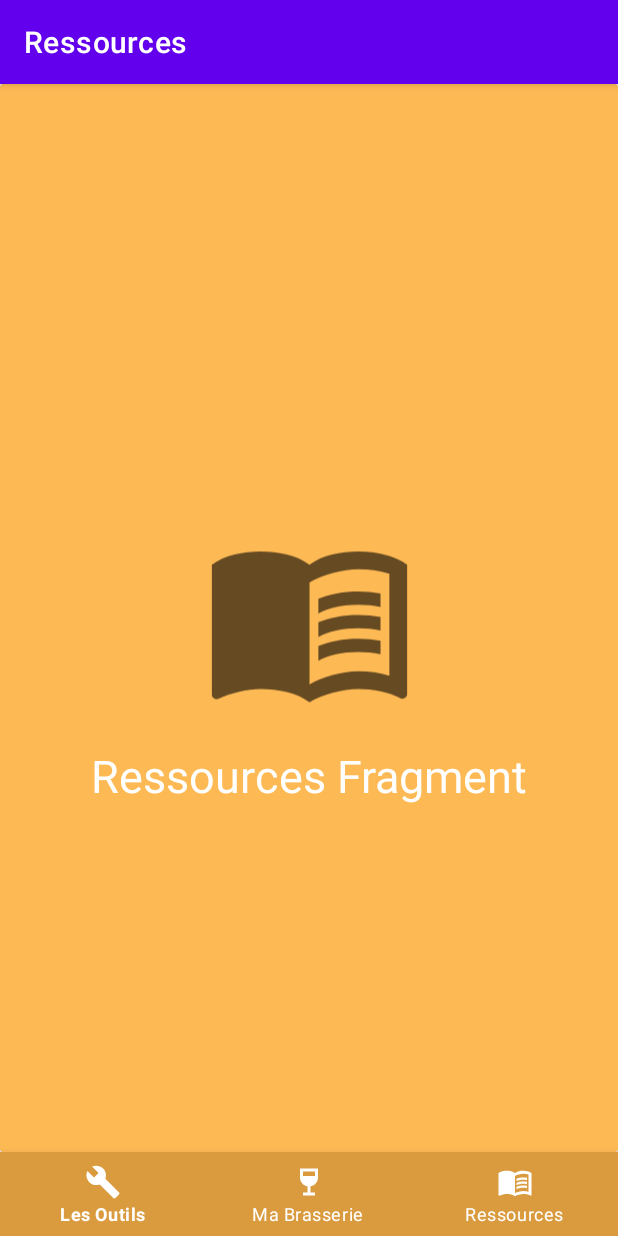
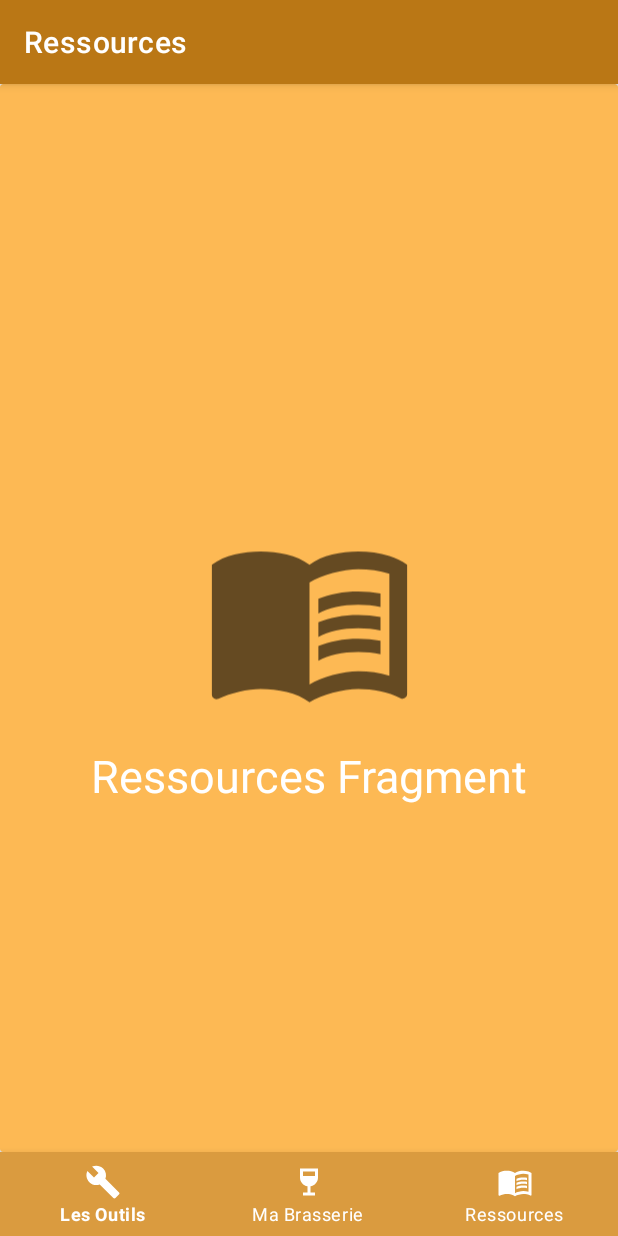
Before and after one commit to corentin-ng/BeerManager, an Android app: the fragment Brasserie placed in its activity, item 3 of the bottom bar chosen, on a phone screen of 412 x 824 dp. Run offline under Robolectric (Android 15) with nearby library versions, the phone set to English and light mode, and no system bars.

Commit message:
Modif couleur bar + log Main activty + Fragment Outils Ressources et Brasserie

```diff
--- a/app/src/main/java/com/example/beermanager/Brasserie.java
+++ b/app/src/main/java/com/example/beermanager/Brasserie.java
@@ -1,14 +1,22 @@
 package com.example.beermanager;
 
+import android.content.Context;
 import android.os.Bundle;
 
+import androidx.annotation.NonNull;
+import androidx.annotation.Nullable;
 import androidx.fragment.app.Fragment;
 
+import android.util.Log;
 import android.view.LayoutInflater;
 import android.view.View;
 import android.view.ViewGroup;
 
 public class Brasserie extends Fragment {
+
+    private static final String TAG = "BeerManagerLogs";
+
+
     public Brasserie() {
         // Required empty public constructor
     }
@@ -16,7 +24,62 @@ public class Brasserie extends Fragment {
     @Override
     public View onCreateView(LayoutInflater inflater, ViewGroup container,
                              Bundle savedInstanceState) {
+        Log.i(TAG, "on create view " + getClass().getSimpleName());
         // Inflate the layout for this fragment
         return inflater.inflate(R.layout.fragment_brasserie, container, false);
     }
+
+    @Override
+    public void onAttach(@NonNull Context context) {
+        super.onAttach(context);
+        Log.i(TAG, "on attach " + getClass().getSimpleName());
+    }
+
+    @Override
+    public void onActivityCreated(@Nullable Bundle savedInstanceState) {
+        super.onActivityCreated(savedInstanceState);
+        Log.i(TAG, "on activity created " + getClass().getSimpleName());
+    }
+
+    @Override
+    public void onStart() {
+        super.onStart();
+        Log.i(TAG, "on start " + getClass().getSimpleName());
+    }
+
+    @Override
+    public void onResume() {
+        super.onResume();
+        Log.i(TAG, "on resume " + getClass().getSimpleName());
+    }
+
+    @Override
+    public void onPause() {
+        super.onPause();
+        Log.i(TAG, "on pause " + getClass().getSimpleName());
+    }
+
+    @Override
+    public void onStop() {
+        super.onStop();
+        Log.i(TAG, "on stop " + getClass().getSimpleName());
+    }
+
+    @Override
+    public void onDestroyView() {
+        super.onDestroyView();
+        Log.i(TAG, "destroy view " + getClass().getSimpleName());
+    }
+
+    @Override
+    public void onDestroy() {
+        super.onDestroy();
+        Log.i(TAG, "on destroy " + getClass().getSimpleName());
+    }
+
+    @Override
+    public void onDetach() {
+        super.onDetach();
+        Log.i(TAG, "on detach " + getClass().getSimpleName());
+    }
 }
--- a/app/src/main/java/com/example/beermanager/MainActivity.java
+++ b/app/src/main/java/com/example/beermanager/MainActivity.java
@@ -7,15 +7,24 @@ import androidx.fragment.app.FragmentManager;
 import androidx.fragment.app.FragmentTransaction;
 
 import android.os.Bundle;
+import android.util.Log;
 import android.view.MenuItem;
 import android.widget.Toast;
 
 import com.google.android.material.bottomnavigation.BottomNavigationView;
 
 public class MainActivity extends AppCompatActivity {
+
+    private static final String TAG = "BeerManagerLogs";
+
     BottomNavigationView btm_view;
+
+
     @Override
     protected void onCreate(Bundle savedInstanceState) {
+
+        Log.i(TAG,"On create " + getLocalClassName());
+
         super.onCreate(savedInstanceState);
         setContentView(R.layout.activity_main);
         getSupportActionBar().setTitle("Outils");
@@ -23,28 +32,59 @@ public class MainActivity extends AppCompatActivity {
         getFragment(new Outils());
 
         btm_view = findViewById(R.id.bottom_view);
-        btm_view.setOnNavigationItemSelectedListener(new BottomNavigationView.OnNavigationItemSelectedListener() {
-            @Override
-            public boolean onNavigationItemSelected(@NonNull MenuItem item) {
+
+        //lambda
+        btm_view.setOnNavigationItemSelectedListener(item -> {
             if(item.getItemId() == R.id.outils){
-                    getSupportActionBar().setTitle("Outils");
+                getSupportActionBar().setTitle("Outils");// replace fragment cf getFragment implémenté plus bas
                 getFragment(new Outils());
 
-                    Toast.makeText(MainActivity.this, "Outils selectionné", Toast.LENGTH_SHORT).show();
+                Toast.makeText(MainActivity.this, "Outils selectionné", Toast.LENGTH_SHORT).show(); //PopUp du de l'icone selectionnée
             }else if (item.getItemId() == R.id.brasserie){
-                    getSupportActionBar().setTitle("Brasserie");
+                getSupportActionBar().setTitle("Brasserie");// replace fragment cf getFragment implémenté plus bas
                 getFragment(new Brasserie());
 
-                    Toast.makeText(MainActivity.this, "Brasserie selectionné", Toast.LENGTH_SHORT).show();
+                Toast.makeText(MainActivity.this, "Brasserie selectionné", Toast.LENGTH_SHORT).show(); //PopUp du de l'icone selectionnée
             }else if (item.getItemId() == R.id.ressources){
                 getSupportActionBar().setTitle("Ressources");
-                    getFragment(new Ressources());
+                getFragment(new Ressources()); // replace fragment cf getFragment implémenté plus bas
 
-                    Toast.makeText(MainActivity.this, "Ressources selectionné", Toast.LENGTH_SHORT).show();
+                Toast.makeText(MainActivity.this, "Ressources selectionné", Toast.LENGTH_SHORT).show(); //PopUp du de l'icone selectionnée
             }
             return false;
+        });
+
+
     }
-        });
+
+    @Override
+    protected void onStart() {
+        super.onStart();
+        Log.i(TAG,"On start " + getLocalClassName());
+    }
+
+    @Override
+    protected void onStop() {
+        super.onStop();
+        Log.i(TAG,"On stop " + getLocalClassName());
+    }
+
+    @Override
+    protected void onDestroy() {
+        super.onDestroy();
+        Log.i(TAG,"On destroy " + getLocalClassName());
+    }
+
+    @Override
+    protected void onResume() {
+        super.onResume();
+        Log.i(TAG,"On resume " + getLocalClassName());
+    }
+
+    @Override
+    protected void onRestart() {
+        super.onRestart();
+        Log.i(TAG,"On restart " + getLocalClassName());
     }
 
     private void getFragment(Fragment fragment) {
--- a/app/src/main/java/com/example/beermanager/Outils.java
+++ b/app/src/main/java/com/example/beermanager/Outils.java
@@ -1,14 +1,20 @@
 package com.example.beermanager;
 
+import android.content.Context;
 import android.os.Bundle;
 
+import androidx.annotation.NonNull;
+import androidx.annotation.Nullable;
 import androidx.fragment.app.Fragment;
 
+import android.util.Log;
 import android.view.LayoutInflater;
 import android.view.View;
 import android.view.ViewGroup;
 
 public class Outils extends Fragment {
+
+    private static final String TAG = "BeerManagerLogs";
 
     public Outils() {
         // Required empty public constructor
@@ -17,7 +23,61 @@ public class Outils extends Fragment {
     @Override
     public View onCreateView(LayoutInflater inflater, ViewGroup container,
                              Bundle savedInstanceState) {
+        Log.i(TAG, "on create view " + getClass().getSimpleName());
         // Inflate the layout for this fragment
         return inflater.inflate(R.layout.fragment_outils, container, false);
     }
+    @Override
+    public void onAttach(@NonNull Context context) {
+        super.onAttach(context);
+        Log.i(TAG, "on attach " + getClass().getSimpleName());
+    }
+
+    @Override
+    public void onActivityCreated(@Nullable Bundle savedInstanceState) {
+        super.onActivityCreated(savedInstanceState);
+        Log.i(TAG, "on activity created " + getClass().getSimpleName());
+    }
+
+    @Override
+    public void onStart() {
+        super.onStart();
+        Log.i(TAG, "on start " + getClass().getSimpleName());
+    }
+
+    @Override
+    public void onResume() {
+        super.onResume();
+        Log.i(TAG, "on resume " + getClass().getSimpleName());
+    }
+
+    @Override
+    public void onPause() {
+        super.onPause();
+        Log.i(TAG, "on pause " + getClass().getSimpleName());
+    }
+
+    @Override
+    public void onStop() {
+        super.onStop();
+        Log.i(TAG, "on stop " + getClass().getSimpleName());
+    }
+
+    @Override
+    public void onDestroyView() {
+        super.onDestroyView();
+        Log.i(TAG, "destroy view " + getClass().getSimpleName());
+    }
+
+    @Override
+    public void onDestroy() {
+        super.onDestroy();
+        Log.i(TAG, "on destroy " + getClass().getSimpleName());
+    }
+
+    @Override
+    public void onDetach() {
+        super.onDetach();
+        Log.i(TAG, "on detach " + getClass().getSimpleName());
+    }
 }
--- a/app/src/main/java/com/example/beermanager/Ressources.java
+++ b/app/src/main/java/com/example/beermanager/Ressources.java
@@ -1,15 +1,21 @@
 package com.example.beermanager;
 
+import android.content.Context;
 import android.os.Bundle;
 
+import androidx.annotation.NonNull;
+import androidx.annotation.Nullable;
 import androidx.fragment.app.Fragment;
 
+import android.util.Log;
 import android.view.LayoutInflater;
 import android.view.View;
 import android.view.ViewGroup;
 
 
 public class Ressources extends Fragment {
+
+    private static final String TAG = "BeerManagerLogs";
 
 
     public Ressources() {
@@ -19,7 +25,62 @@ public class Ressources extends Fragment {
     @Override
     public View onCreateView(LayoutInflater inflater, ViewGroup container,
                              Bundle savedInstanceState) {
+        Log.i(TAG, "on create view " + getClass().getSimpleName());
         // Inflate the layout for this fragment
         return inflater.inflate(R.layout.fragment_ressources, container, false);
     }
+
+    @Override
+    public void onAttach(@NonNull Context context) {
+        super.onAttach(context);
+        Log.i(TAG, "on attach " + getClass().getSimpleName());
+    }
+
+    @Override
+    public void onActivityCreated(@Nullable Bundle savedInstanceState) {
+        super.onActivityCreated(savedInstanceState);
+        Log.i(TAG, "on activity created " + getClass().getSimpleName());
+    }
+
+    @Override
+    public void onStart() {
+        super.onStart();
+        Log.i(TAG, "on start " + getClass().getSimpleName());
+    }
+
+    @Override
+    public void onResume() {
+        super.onResume();
+        Log.i(TAG, "on resume " + getClass().getSimpleName());
+    }
+
+    @Override
+    public void onPause() {
+        super.onPause();
+        Log.i(TAG, "on pause " + getClass().getSimpleName());
+    }
+
+    @Override
+    public void onStop() {
+        super.onStop();
+        Log.i(TAG, "on stop " + getClass().getSimpleName());
+    }
+
+    @Override
+    public void onDestroyView() {
+        super.onDestroyView();
+        Log.i(TAG, "destroy view " + getClass().getSimpleName());
+    }
+
+    @Override
+    public void onDestroy() {
+        super.onDestroy();
+        Log.i(TAG, "on destroy " + getClass().getSimpleName());
+    }
+
+    @Override
+    public void onDetach() {
+        super.onDetach();
+        Log.i(TAG, "on detach " + getClass().getSimpleName());
+    }
 }
--- a/app/src/main/res/menu/bottom_nav_menu.xml
+++ b/app/src/main/res/menu/bottom_nav_menu.xml
@@ -1,6 +1,5 @@
 <?xml version="1.0" encoding="utf-8"?>
 <menu xmlns:android="http://schemas.android.com/apk/res/android">
-
     <item
         android:id="@+id/outils"
         android:icon="@drawable/ic_baseline_build_24"
--- a/app/src/main/res/values/colors.xml
+++ b/app/src/main/res/values/colors.xml
@@ -1,8 +1,9 @@
 <?xml version="1.0" encoding="utf-8"?>
 <resources>
-    <color name="purple_200">#FFBB86FC</color>
-    <color name="purple_500">#FF6200EE</color>
-    <color name="purple_700">#FF3700B3</color>
+    <color name="purple_200">#BA7715</color>
+    <color name="purple_500">#BA7715</color>
+
+    <color name="purple_700">#BA7715</color>
     <color name="teal_200">#FF03DAC5</color>
     <color name="teal_700">#FF018786</color>
     <color name="black">#FF000000</color>
--- a/app/src/main/res/values/strings.xml
+++ b/app/src/main/res/values/strings.xml
@@ -1,6 +1,5 @@
 <resources>
     <string name="app_name">BeerManager</string>
     <string name="beer_manager">Beer Manager !!!</string>
-    <!-- TODO: Remove or change this placeholder text -->
     <string name="hello_blank_fragment">Hello blank fragment</string>
 </resources>
```
Lines whose indentation alone changed are shown as unchanged.
